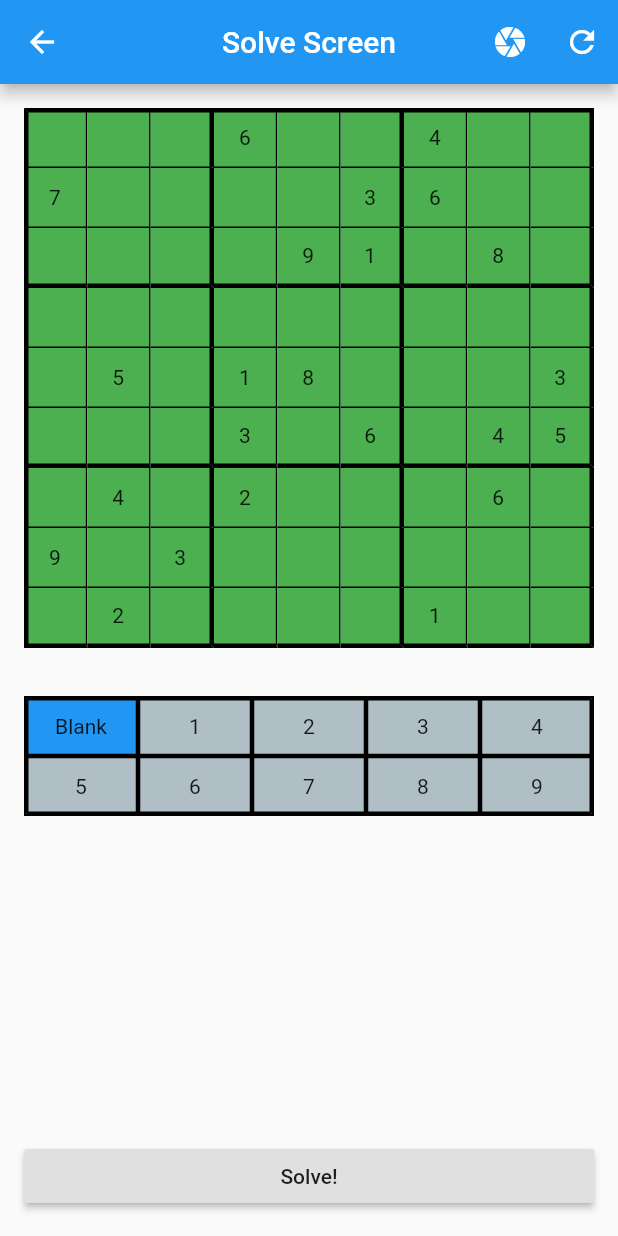
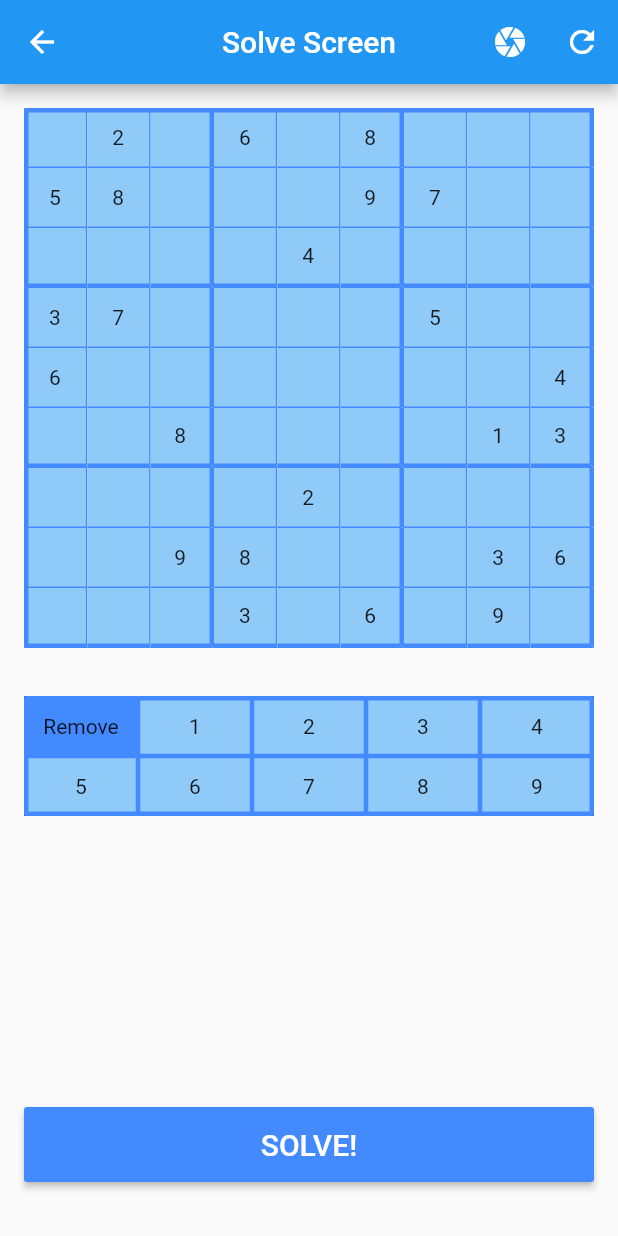
Before and after one commit to Flutter-Buddies/sudoku-solver, a Flutter app: the SolveScreen screen opened by its route, on a phone screen of 412 x 824 dp. Run offline on Flutter 3.47's test engine with Material 2 defaults, Android fonts, the phone set to English and light mode, and no system bars.

```diff
--- a/lib/constants/enums.dart
+++ b/lib/constants/enums.dart
@@ -1 +1,2 @@
-enum SolveScreenStates { Idle, Loading }
+enum SolveScreenStates { Idle, Loading, Solved }
+enum BoardErrors { Duplicate, UnSolvable, None }
--- a/lib/constants/example_boards.dart
+++ b/lib/constants/example_boards.dart
@@ -1,4 +1,3 @@
-import 'package:flutter/material.dart';
 import 'package:sudoku_solver/models/board_square.dart';
 import 'package:sudoku_solver/models/position_model.dart';
 
--- a/lib/main.dart
+++ b/lib/main.dart
@@ -11,18 +11,17 @@ void main() {
 }
 
 class MyApp extends StatelessWidget {
-  // This widget is the root of your application.
   @override
   Widget build(BuildContext context) {
     return ChangeNotifierProvider<SudokuGrid>(
-      create: (context) => SudokuGrid.fromTemplate(hardBoard),
+      create: (context) => SudokuGrid.fromTemplate(mediumBoard),
       child: MaterialApp(
         title: 'Sudoku Solver',
         theme: ThemeData(
           primarySwatch: Colors.blue,
           visualDensity: VisualDensity.adaptivePlatformDensity,
         ),
-        initialRoute: 'solve',
+        initialRoute: 'home',
         routes: {
           'home': (context) => MyHomePage(),
           'solve': (context) => SolveScreen(),
--- a/lib/models/sudoku_grid.dart
+++ b/lib/models/sudoku_grid.dart
@@ -11,6 +11,7 @@ class SudokuGrid extends ChangeNotifier {
   int height;
   int selectedNumber = 0;
   SolveScreenStates solveScreenStates = SolveScreenStates.Idle;
+  BoardErrors boardErrors = BoardErrors.None;
 
   // Generic constructor
   SudokuGrid({this.userBoard, this.width, this.height});
@@ -43,6 +44,7 @@ class SudokuGrid extends ChangeNotifier {
     });
     this.selectedNumber = 0;
     solveScreenStates = SolveScreenStates.Idle;
+    boardErrors = BoardErrors.None;
     notifyListeners();
   }
 
@@ -52,6 +54,11 @@ class SudokuGrid extends ChangeNotifier {
   }
 
   Future<void> solveButtonPress(List<List<BoardSquare>> board) async {
+    if (checkLegal(board) == false) {
+      boardErrors = BoardErrors.Duplicate;
+      notifyListeners();
+    } else {
+      boardErrors = BoardErrors.None;
       solveScreenStates = SolveScreenStates.Loading;
       notifyListeners();
       // Create list of ints from board to be passed into compute function
@@ -63,13 +70,17 @@ class SudokuGrid extends ChangeNotifier {
         ),
       );
 
-    // Compute function <--- Currently not working (help please!)
       List<List<BoardSquare>> result = await compute(solveBoard, simpleBoard);
-    // Non-compute function
-    // List<List<BoardSquare>> result = await solveBoard(simpleBoard);
+      if (result != null) {
         userBoard = result;
+        solveScreenStates = SolveScreenStates.Solved;
+        notifyListeners();
+      } else {
         solveScreenStates = SolveScreenStates.Idle;
+        boardErrors = BoardErrors.UnSolvable;
         notifyListeners();
+      }
+    }
   }
 
   // Get a specific board square given a coordinate
@@ -103,20 +114,6 @@ class SudokuGrid extends ChangeNotifier {
         userBoard[8].toString();
   }
 }
-
-// Function to convert an ordered list of numbers into a Board
-List<List<BoardSquare>> convertIntToBoard(List<List<int>> simpleBoard) {
-  List<List<BoardSquare>> newBoard = List.generate(
-    9,
-    (int row) => List.generate(
-      9,
-      (int column) => BoardSquare(position: Position(x: row, y: column), value: simpleBoard[row][column]),
-    ),
-  );
-  return newBoard;
-}
-
-List<List<BoardSquare>> solvedBoard;
 
 // Function to fill a given square with numbers 1 - 9 and produce a list of boards
 List<List<BoardSquare>> solveBoard(List<List<int>> simpleBoard) {
@@ -275,3 +272,15 @@ List<List<BoardSquare>> createNewBoard(List<List<BoardSquare>> oldBoard) {
   );
   return newBoard;
 }
+
+// Helper function to convert an ordered list of numbers into a Board
+List<List<BoardSquare>> convertIntToBoard(List<List<int>> simpleBoard) {
+  List<List<BoardSquare>> newBoard = List.generate(
+    9,
+    (int row) => List.generate(
+      9,
+      (int column) => BoardSquare(position: Position(x: row, y: column), value: simpleBoard[row][column]),
+    ),
+  );
+  return newBoard;
+}
--- a/lib/screens/solve_screen.dart
+++ b/lib/screens/solve_screen.dart
@@ -1,7 +1,5 @@
-import 'package:flutter/foundation.dart';
 import 'package:flutter/material.dart';
 import 'package:sudoku_solver/constants/enums.dart';
-import 'package:sudoku_solver/models/board_square.dart';
 import 'package:sudoku_solver/models/sudoku_grid.dart';
 import 'package:sudoku_solver/widgets/sudoku_table.dart';
 import 'package:sudoku_solver/widgets/keypad.dart';
@@ -13,8 +11,7 @@ class SolveScreen extends StatelessWidget {
 
   @override
   Widget build(BuildContext context) {
-    return SafeArea(
-      child: Scaffold(
+    return Scaffold(
       appBar: AppBar(
         actions: [
           IconButton(
@@ -51,14 +48,17 @@ class SolveScreen extends StatelessWidget {
               child: Padding(
                 padding: const EdgeInsets.all(16.0),
                 child: Container(
+                  height: 50,
                   width: double.infinity,
                   child: BottomButton(),
                 ),
               ),
             ),
           ),
+          SizedBox(
+            height: 20,
+          ),
         ],
-        ),
       ),
     );
   }
@@ -67,18 +67,44 @@ class SolveScreen extends StatelessWidget {
 class BottomButton extends StatelessWidget {
   @override
   Widget build(BuildContext context) {
+    Widget buttonContent() {
+      if (Provider.of<SudokuGrid>(context).solveScreenStates == SolveScreenStates.Idle &&
+          Provider.of<SudokuGrid>(context).boardErrors == BoardErrors.None) {
+        return Text(
+          'SOLVE!',
+          style: TextStyle(color: Colors.white, fontSize: 20),
+        );
+      } else if (Provider.of<SudokuGrid>(context).boardErrors == BoardErrors.Duplicate) {
+        return Text(
+          'Invalid Board',
+          style: TextStyle(color: Colors.red, fontSize: 20),
+        );
+      } else if (Provider.of<SudokuGrid>(context).boardErrors == BoardErrors.UnSolvable) {
+        return Text(
+          'This board cannot be solved',
+          style: TextStyle(color: Colors.red, fontSize: 20),
+        );
+      } else if (Provider.of<SudokuGrid>(context).solveScreenStates == SolveScreenStates.Solved) {
+        return Text(
+          'SOLVED!',
+          style: TextStyle(color: Colors.green, fontSize: 20),
+        );
+      } else {
+        return CircularProgressIndicator(
+          backgroundColor: Colors.white,
+        );
+      }
+    }
+
     return RaisedButton(
+      color: Colors.blueAccent,
       onPressed: () {
         final snackBar = SnackBar(duration: Duration(seconds: 2), content: Text('There is an error on the board!'));
 
         Provider.of<SudokuGrid>(context, listen: false)
             .solveButtonPress(Provider.of<SudokuGrid>(context, listen: false).userBoard);
-        // Provider.of<SudokuGrid>(context, listen: false)
-        //     .solveBoard(Provider.of<SudokuGrid>(context, listen: false).userBoard);
       },
-      child: Provider.of<SudokuGrid>(context).solveScreenStates == SolveScreenStates.Idle
-          ? Text('Solve!')
-          : CircularProgressIndicator(),
+      child: buttonContent(),
     );
   }
 }
--- a/lib/widgets/keypad.dart
+++ b/lib/widgets/keypad.dart
@@ -9,7 +9,7 @@ class KeyPad extends StatelessWidget {
     return Table(
       border: TableBorder.all(
         width: 3,
-        color: Colors.black,
+        color: Colors.blueAccent,
       ),
       children: List.generate(
         rows,
--- a/lib/widgets/keypad_cell.dart
+++ b/lib/widgets/keypad_cell.dart
@@ -17,13 +17,16 @@ class KeyPadCell extends StatelessWidget {
         height: 40,
         width: 40,
         decoration: BoxDecoration(
-          color: numberValue == Provider.of<SudokuGrid>(context).selectedNumber ? Colors.blue : Colors.blueGrey[200],
+          color: numberValue == Provider.of<SudokuGrid>(context).selectedNumber ? Colors.blueAccent : Colors.blue[200],
           border: Border.all(color: Colors.black, width: 1),
         ),
         child: Center(
-          child: Text(
-            // Instead of showing the number 0, we want the user to be able to a blank space
-            numberValue == 0 ? 'Blank' : numberValue.toString(),
+          child: FittedBox(
+            fit: BoxFit.fill,
+            child: Text(
+              // Instead of showing the number 0, we want the user to be able to a blank space
+              numberValue == 0 ? 'Remove' : numberValue.toString(),
+            ),
           ),
         ),
       ),
--- a/lib/widgets/sudoku_cell.dart
+++ b/lib/widgets/sudoku_cell.dart
@@ -17,9 +17,6 @@ class SudokuCell extends StatelessWidget {
   Widget build(BuildContext context) {
     return InkWell(
       onTap: () {
-        // Print the coordinated in a human readable way
-        // print(
-        //     'Cell row: ${Provider.of<BoardSquare>(context, listen: false).position.x}, Cell column: ${Provider.of<BoardSquare>(context, listen: false).position.y}');
         // Update the value of the board square based on the current selected number from the keypad
         Provider.of<BoardSquare>(context, listen: false)
             .updateValue(Provider.of<SudokuGrid>(context, listen: false).selectedNumber);
@@ -28,15 +25,15 @@ class SudokuCell extends StatelessWidget {
         height: 40,
         width: 30,
         decoration: BoxDecoration(
-          color: Colors.green,
+          color: Colors.blue[200],
           border: Border(
             right: BorderSide(
               width: (Provider.of<BoardSquare>(context, listen: false).position.y % 3 == 2) ? 3 : 1,
-              color: Colors.black,
+              color: Colors.blueAccent,
             ),
             bottom: BorderSide(
               width: (Provider.of<BoardSquare>(context, listen: false).position.x % 3 == 2) ? 3 : 1,
-              color: Colors.black,
+              color: Colors.blueAccent,
             ),
           ),
         ),
--- a/lib/widgets/sudoku_table.dart
+++ b/lib/widgets/sudoku_table.dart
@@ -7,16 +7,17 @@ import 'package:sudoku_solver/models/sudoku_grid.dart';
 class SudokuTable extends StatelessWidget {
   @override
   Widget build(BuildContext context) {
-    return Table(
+    return Container(
+      child: Table(
         defaultVerticalAlignment: TableCellVerticalAlignment.middle,
         border: TableBorder(
           left: BorderSide(
             width: 3,
-          color: Colors.black,
+            color: Colors.blueAccent,
           ),
           top: BorderSide(
             width: 3,
-          color: Colors.black,
+            color: Colors.blueAccent,
           ),
         ),
         children: List.generate(
@@ -31,6 +32,7 @@ class SudokuTable extends StatelessWidget {
             ),
           ),
         ),
+      ),
     );
   }
 }
```
Lines whose indentation alone changed are shown as unchanged.
